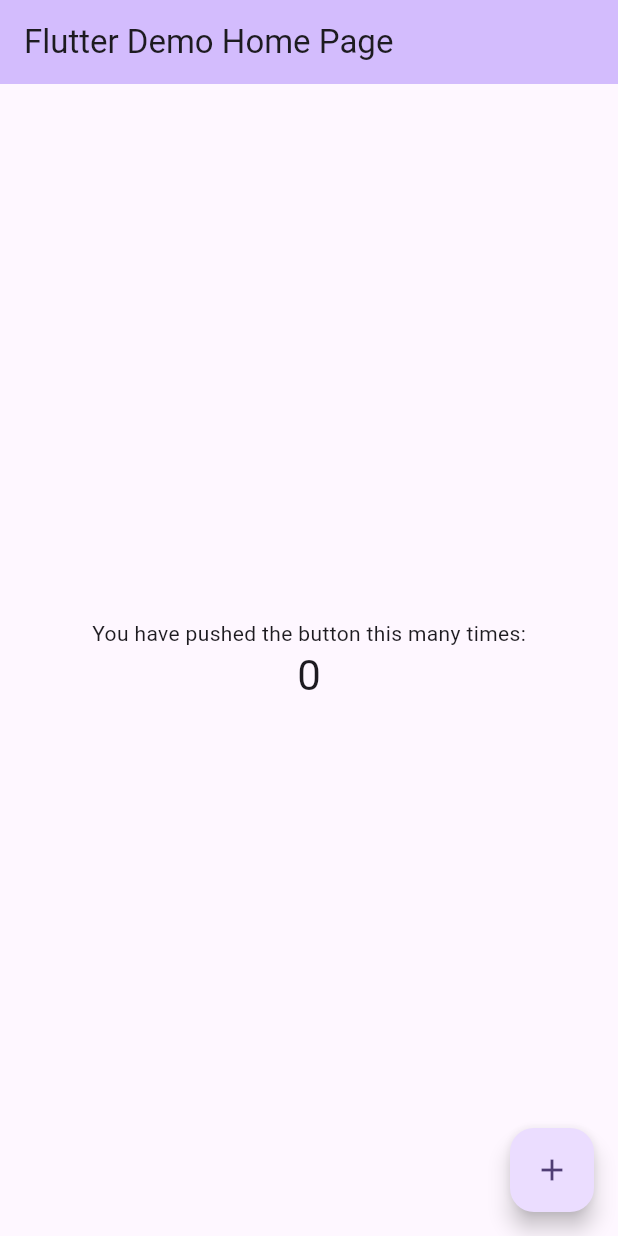
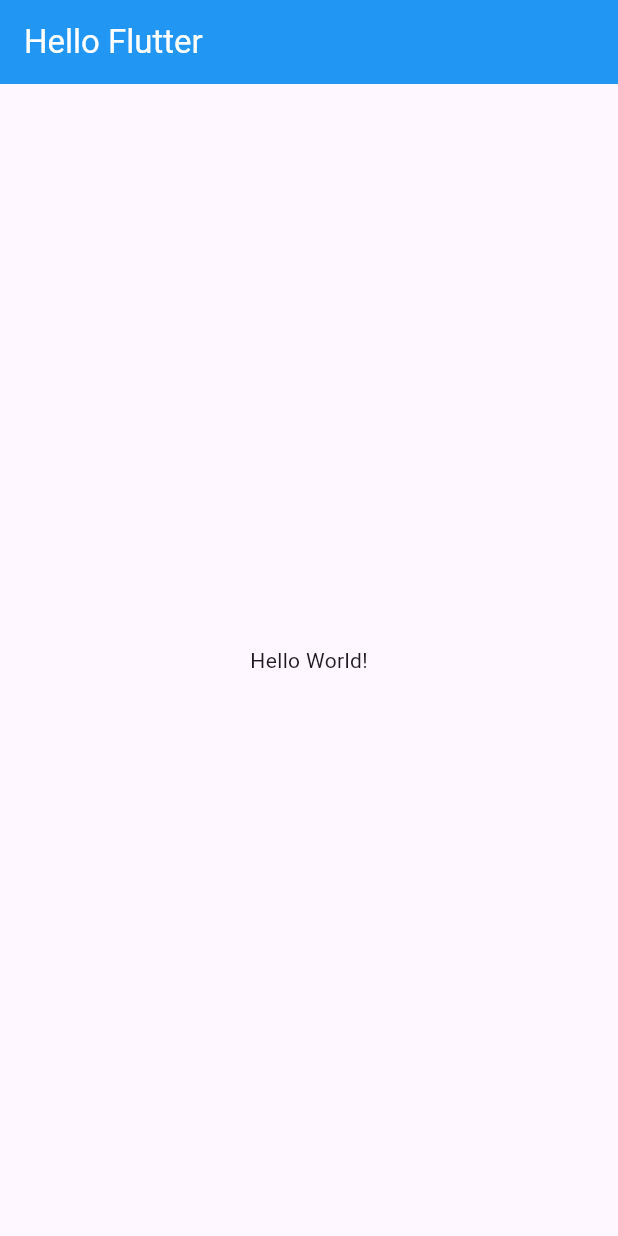
Before and after one commit to dyeon999/flutter, a Flutter app: the screen it shows after launch, on a phone screen of 412 x 824 dp. Run offline on Flutter 3.47's test engine with Material 3 defaults, Android fonts, the phone set to English and light mode, and no system bars.

Commit message:
print hello flutter

```diff
--- a/hello_world/lib/main.dart
+++ b/hello_world/lib/main.dart
@@ -1,125 +1,24 @@
 import 'package:flutter/material.dart';
 
 void main() {
-  runApp(const MyApp());
+  runApp(App()); // App() Widget 이 기본 베이스 위젯!
 }
 
-class MyApp extends StatelessWidget {
-  const MyApp({super.key});
-
-  // This widget is the root of your application.
+class App extends StatelessWidget { // Root Widget
   @override
   Widget build(BuildContext context) {
+    // TODO: implement build
     return MaterialApp(
-      title: 'Flutter Demo',
-      theme: ThemeData(
-        // This is the theme of your application.
-        //
-        // TRY THIS: Try running your application with "flutter run". You'll see
-        // the application has a purple toolbar. Then, without quitting the app,
-        // try changing the seedColor in the colorScheme below to Colors.green
-        // and then invoke "hot reload" (save your changes or press the "hot
-        // reload" button in a Flutter-supported IDE, or press "r" if you used
-        // the command line to start the app).
-        //
-        // Notice that the counter didn't reset back to zero; the application
-        // state is not lost during the reload. To reset the state, use hot
-        // restart instead.
-        //
-        // This works for code too, not just values: Most code changes can be
-        // tested with just a hot reload.
-        colorScheme: ColorScheme.fromSeed(seedColor: Colors.deepPurple),
-        useMaterial3: true,
+      home: Scaffold( // home도 위젯임
+        appBar: AppBar(
+          backgroundColor: Colors.blue,
+          title: Text("Hello Flutter", style: TextStyle(color: Colors.white),), // 에바 title도 위젯
+        ),
+        body: Center(
+          child: Text("Hello World!"),
+        ), // 젠장 body도 위젯임
       ),
-      home: const MyHomePage(title: 'Flutter Demo Home Page'),
     );
   }
+
 }
-
-class MyHomePage extends StatefulWidget {
-  const MyHomePage({super.key, required this.title});
-
-  // This widget is the home page of your application. It is stateful, meaning
-  // that it has a State object (defined below) that contains fields that affect
-  // how it looks.
-
-  // This class is the configuration for the state. It holds the values (in this
-  // case the title) provided by the parent (in this case the App widget) and
-  // used by the build method of the State. Fields in a Widget subclass are
-  // always marked "final".
-
-  final String title;
-
-  @override
-  State<MyHomePage> createState() => _MyHomePageState();
-}
-
-class _MyHomePageState extends State<MyHomePage> {
-  int _counter = 0;
-
-  void _incrementCounter() {
-    setState(() {
-      // This call to setState tells the Flutter framework that something has
-      // changed in this State, which causes it to rerun the build method below
-      // so that the display can reflect the updated values. If we changed
-      // _counter without calling setState(), then the build method would not be
-      // called again, and so nothing would appear to happen.
-      _counter++;
-    });
-  }
-
-  @override
-  Widget build(BuildContext context) {
-    // This method is rerun every time setState is called, for instance as done
-    // by the _incrementCounter method above.
-    //
-    // The Flutter framework has been optimized to make rerunning build methods
-    // fast, so that you can just rebuild anything that needs updating rather
-    // than having to individually change instances of widgets.
-    return Scaffold(
-      appBar: AppBar(
-        // TRY THIS: Try changing the color here to a specific color (to
-        // Colors.amber, perhaps?) and trigger a hot reload to see the AppBar
-        // change color while the other colors stay the same.
-        backgroundColor: Theme.of(context).colorScheme.inversePrimary,
-        // Here we take the value from the MyHomePage object that was created by
-        // the App.build method, and use it to set our appbar title.
-        title: Text(widget.title),
-      ),
-      body: Center(
-        // Center is a layout widget. It takes a single child and positions it
-        // in the middle of the parent.
-        child: Column(
-          // Column is also a layout widget. It takes a list of children and
-          // arranges them vertically. By default, it sizes itself to fit its
-          // children horizontally, and tries to be as tall as its parent.
-          //
-          // Column has various properties to control how it sizes itself and
-          // how it positions its children. Here we use mainAxisAlignment to
-          // center the children vertically; the main axis here is the vertical
-          // axis because Columns are vertical (the cross axis would be
-          // horizontal).
-          //
-          // TRY THIS: Invoke "debug painting" (choose the "Toggle Debug Paint"
-          // action in the IDE, or press "p" in the console), to see the
-          // wireframe for each widget.
-          mainAxisAlignment: MainAxisAlignment.center,
-          children: <Widget>[
-            const Text(
-              'You have pushed the button this many times:',
-            ),
-            Text(
-              '$_counter',
-              style: Theme.of(context).textTheme.headlineMedium,
-            ),
-          ],
-        ),
-      ),
-      floatingActionButton: FloatingActionButton(
-        onPressed: _incrementCounter,
-        tooltip: 'Increment',
-        child: const Icon(Icons.add),
-      ), // This trailing comma makes auto-formatting nicer for build methods.
-    );
-  }
-}
```
